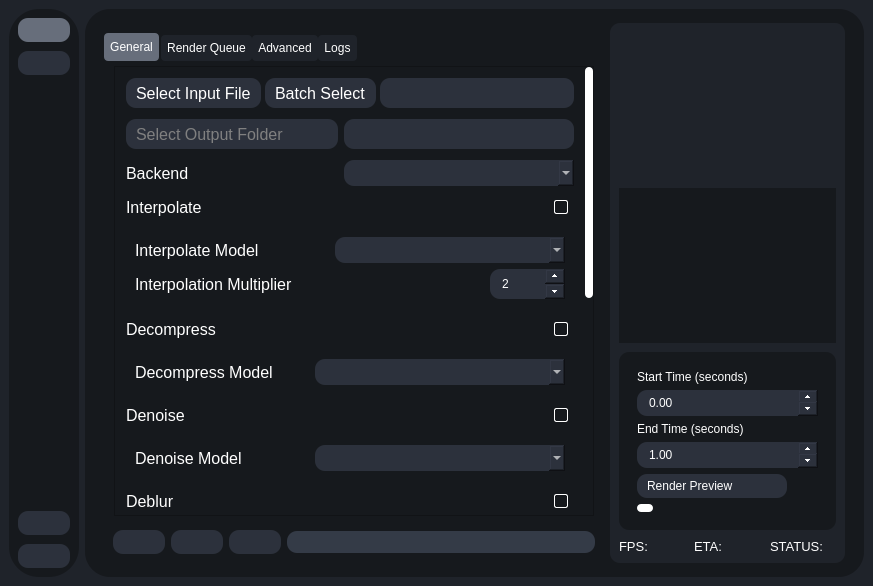
This is testRVEInterface.ui in gokulmc/enhance_crop as Qt 5 draws it before an edit. The edited form follows.
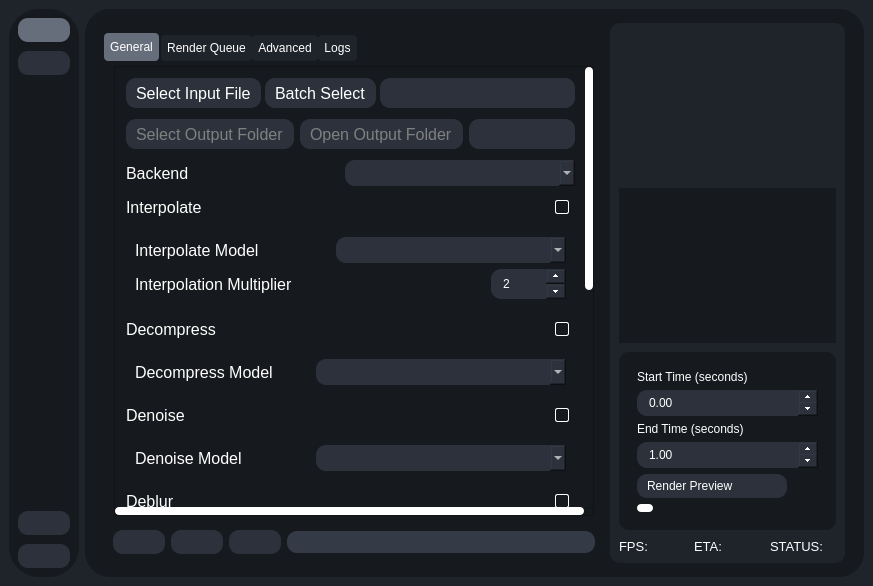
This is the edited form. The open tabs and pages were chosen to show the change. Icons and pictures are not drawn.

Commit message: open output folder button

What changed in the file:
```diff
--- a/testRVEInterface.ui
+++ b/testRVEInterface.ui
@@ -1088,9 +1088,9 @@
                                 <widget class="QWidget" name="scrollAreaWidgetContents_4">
                                  <property name="geometry">
                                   <rect>
-                                   <x>0</x>
+                                   <x>-50</x>
                                    <y>0</y>
-                                   <width>470</width>
+                                   <width>520</width>
                                    <height>878</height>
                                   </rect>
                                  </property>
@@ -1255,6 +1255,36 @@
                                        </property>
                                       </widget>
                                      </item>
+                                     <item>
+                                      <widget class="QPushButton" name="openOutputFolderButton">
+                                       <property name="enabled">
+                                        <bool>false</bool>
+                                       </property>
+                                       <property name="minimumSize">
+                                        <size>
+                                         <width>0</width>
+                                         <height>30</height>
+                                        </size>
+                                       </property>
+                                       <property name="maximumSize">
+                                        <size>
+                                         <width>16777215</width>
+                                         <height>30</height>
+                                        </size>
+                                       </property>
+                                       <property name="font">
+                                        <font>
+                                         <pointsize>12</pointsize>
+                                        </font>
+                                       </property>
+                                       <property name="styleSheet">
+                                        <string notr="true" />
+                                       </property>
+                                       <property name="text">
+                                        <string>Open Output Folder</string>
+                                       </property>
+                                      </widget>
+                                     </item>
                                      <item>
                                       <widget class="QLineEdit" name="outputFileText">
                                        <property name="enabled">
```
Left out of the diff: 10 changed lines with no effect on the pictures. The commit also changes 3 other files.
